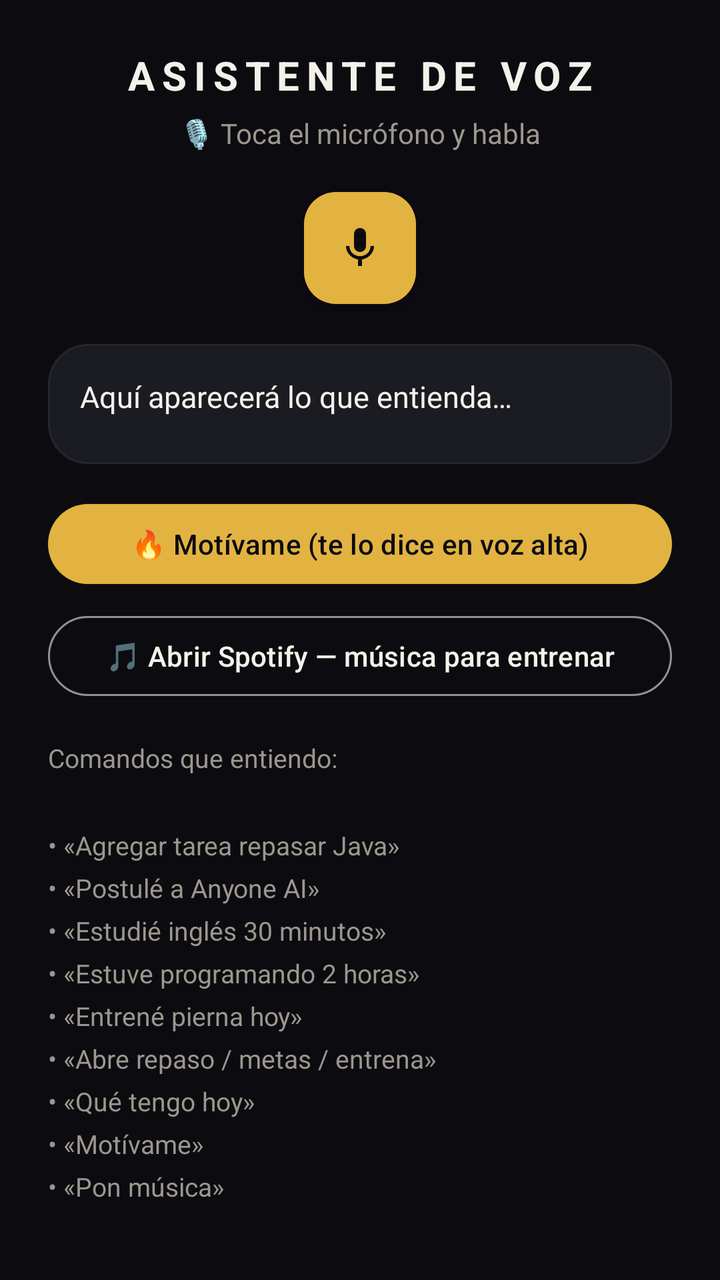
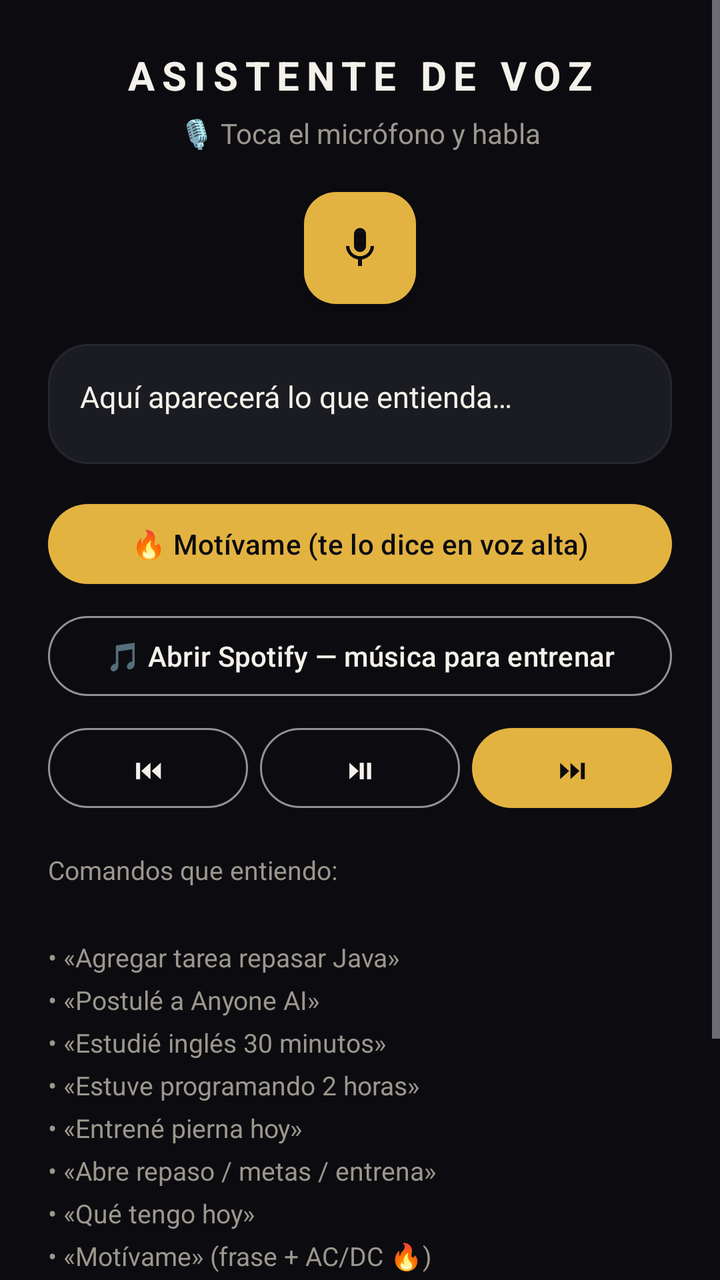

Before-and-after screenshots of an Android layout around one commit, followed by the original layout XML and the change that was made.
<!-- AndroidManifest.xml: application theme Theme.DevTrack -->
<!-- res/layout/fragment_asistente.xml -->
<?xml version="1.0" encoding="utf-8"?>
<ScrollView xmlns:android="http://schemas.android.com/apk/res/android"
    xmlns:app="http://schemas.android.com/apk/res-auto"
    android:layout_width="match_parent"
    android:layout_height="match_parent"
    android:background="@color/bg">

    <LinearLayout
        android:orientation="vertical"
        android:gravity="center_horizontal"
        android:layout_width="match_parent"
        android:layout_height="wrap_content"
        android:padding="24dp">

        <TextView
            android:layout_width="wrap_content"
            android:layout_height="wrap_content"
            android:text="ASISTENTE DE VOZ"
            android:textAllCaps="true"
            android:letterSpacing="0.18"
            android:textColor="@color/text"
            android:textSize="20sp"
            android:textStyle="bold" />

        <TextView
            android:id="@+id/tvStatus"
            android:layout_width="wrap_content"
            android:layout_height="wrap_content"
            android:layout_marginTop="6dp"
            android:text="🎙️ Toca el micrófono y habla"
            android:textColor="@color/textDim"
            android:textSize="14sp" />

        <com.google.android.material.floatingactionbutton.FloatingActionButton
            android:id="@+id/btnMic"
            android:layout_width="wrap_content"
            android:layout_height="wrap_content"
            android:layout_marginTop="20dp"
            app:fabSize="normal"
            android:backgroundTint="@color/primary"
            android:src="@drawable/ic_mic"
            app:tint="@color/bg"
            android:contentDescription="Micrófono" />

        <com.google.android.material.card.MaterialCardView
            android:layout_width="match_parent"
            android:layout_height="wrap_content"
            android:layout_marginTop="20dp"
            app:cardBackgroundColor="@color/card"
            app:cardCornerRadius="20dp"
            app:strokeColor="@color/cardBorder"
            app:strokeWidth="1dp">

            <TextView
                android:id="@+id/tvHeard"
                android:layout_width="match_parent"
                android:layout_height="wrap_content"
                android:minHeight="60dp"
                android:padding="16dp"
                android:text="Aquí aparecerá lo que entienda…"
                android:textColor="@color/text"
                android:textSize="15sp"
                android:lineSpacingMultiplier="1.3" />
        </com.google.android.material.card.MaterialCardView>

        <com.google.android.material.button.MaterialButton
            android:id="@+id/btnMotivate"
            android:layout_width="match_parent"
            android:layout_height="wrap_content"
            android:layout_marginTop="16dp"
            app:backgroundTint="@color/primary"
            android:textColor="@color/bg"
            android:text="🔥 Motívame (te lo dice en voz alta)" />

        <com.google.android.material.button.MaterialButton
            android:id="@+id/btnSpotify"
            style="@style/Widget.Material3.Button.OutlinedButton"
            android:layout_width="match_parent"
            android:layout_height="wrap_content"
            android:layout_marginTop="8dp"
            android:text="🎵 Abrir Spotify — música para entrenar"
            android:textColor="@color/text" />

        <TextView
            android:layout_width="match_parent"
            android:layout_height="wrap_content"
            android:layout_marginTop="18dp"
            android:text="Comandos que entiendo:\n\n• «Agregar tarea repasar Java»\n• «Postulé a Anyone AI»\n• «Estudié inglés 30 minutos»\n• «Estuve programando 2 horas»\n• «Entrené pierna hoy»\n• «Abre repaso / metas / entrena»\n• «Qué tengo hoy»\n• «Motívame»\n• «Pon música»"
            android:textColor="@color/textDim"
            android:textSize="13sp"
            android:lineSpacingMultiplier="1.4" />
    </LinearLayout>
</ScrollView>
<!-- resources referenced by this layout -->
<resources>
  <color name="bg">#0C0C10</color>
  <color name="card">#1B1B22</color>
  <color name="cardBorder">#26262E</color>
  <color name="primary">#E3B341</color>
  <color name="text">#F4F1EA</color>
  <color name="textDim">#9C978E</color>
  <!-- drawable ic_mic (drawable) -->
  <vector xmlns:android="http://schemas.android.com/apk/res/android"
      android:width="24dp" android:height="24dp"
      android:viewportWidth="24" android:viewportHeight="24">
      <path android:fillColor="#E8ECF8"
          android:pathData="M12,14c1.66,0 3,-1.34 3,-3V5c0,-1.66 -1.34,-3 -3,-3S9,3.34 9,5v6c0,1.66 1.34,3 3,3zM17.3,11c0,3 -2.54,5.1 -5.3,5.1S6.7,14 6.7,11H5c0,3.41 2.72,6.23 6,6.72V21h2v-3.28c3.28,-0.49 6,-3.31 6,-6.72h-1.7z" />
  </vector>
  <style name="Theme.DevTrack" parent="Theme.Material3.Dark.NoActionBar">
          <item name="colorPrimary">@color/primary</item>
          <item name="colorOnPrimary">#14100A</item>
          <item name="colorSecondary">@color/secondary</item>
          <item name="android:colorBackground">@color/bg</item>
          <item name="colorSurface">@color/surface</item>
          <item name="colorOnSurface">@color/text</item>
          <item name="android:statusBarColor">@color/bg</item>
          <item name="android:navigationBarColor">@color/surface</item>
          <item name="android:windowLightStatusBar">false</item>
      </style>
  <color name="secondary">#8E8CA8</color>
  <color name="surface">#141419</color>
</resources>

<!-- the commit's change to res/layout/fragment_asistente.xml (unified diff, before → after) -->
@@ -81,11 +81,47 @@
             android:text="🎵 Abrir Spotify — música para entrenar"
             android:textColor="@color/text" />
 
+        <LinearLayout
+            android:orientation="horizontal"
+            android:layout_width="match_parent"
+            android:layout_height="wrap_content"
+            android:layout_marginTop="8dp">
+
+            <com.google.android.material.button.MaterialButton
+                android:id="@+id/btnPrev"
+                style="@style/Widget.Material3.Button.OutlinedButton"
+                android:layout_width="0dp"
+                android:layout_height="wrap_content"
+                android:layout_weight="1"
+                android:layout_marginEnd="6dp"
+                android:text="⏮"
+                android:textColor="@color/text" />
+
+            <com.google.android.material.button.MaterialButton
+                android:id="@+id/btnPlayPause"
+                style="@style/Widget.Material3.Button.OutlinedButton"
+                android:layout_width="0dp"
+                android:layout_height="wrap_content"
+                android:layout_weight="1"
+                android:layout_marginEnd="6dp"
+                android:text="⏯"
+                android:textColor="@color/text" />
+
+            <com.google.android.material.button.MaterialButton
+                android:id="@+id/btnNext"
+                android:layout_width="0dp"
+                android:layout_height="wrap_content"
+                android:layout_weight="1"
+                app:backgroundTint="@color/primary"
+                android:text="⏭"
+                android:textColor="@color/bg" />
+        </LinearLayout>
+
         <TextView
             android:layout_width="match_parent"
             android:layout_height="wrap_content"
             android:layout_marginTop="18dp"
-            android:text="Comandos que entiendo:\n\n• «Agregar tarea repasar Java»\n• «Postulé a Anyone AI»\n• «Estudié inglés 30 minutos»\n• «Estuve programando 2 horas»\n• «Entrené pierna hoy»\n• «Abre repaso / metas / entrena»\n• «Qué tengo hoy»\n• «Motívame»\n• «Pon música»"
+            android:text="Comandos que entiendo:\n\n• «Agregar tarea repasar Java»\n• «Postulé a Anyone AI»\n• «Estudié inglés 30 minutos»\n• «Estuve programando 2 horas»\n• «Entrené pierna hoy»\n• «Abre repaso / metas / entrena»\n• «Qué tengo hoy»\n• «Motívame» (frase + AC/DC 🔥)\n• «Pon AC/DC» o cualquier artista\n• «Siguiente canción» · «Pausa» · «Dale play»\n\n🧠 Con Groq activa también puedes preguntarme LO QUE SEA: dudas de la app, de programación, de tu plan… yo conozco tus tareas y metas."
             android:textColor="@color/textDim"
             android:textSize="13sp"
             android:lineSpacingMultiplier="1.4" />
